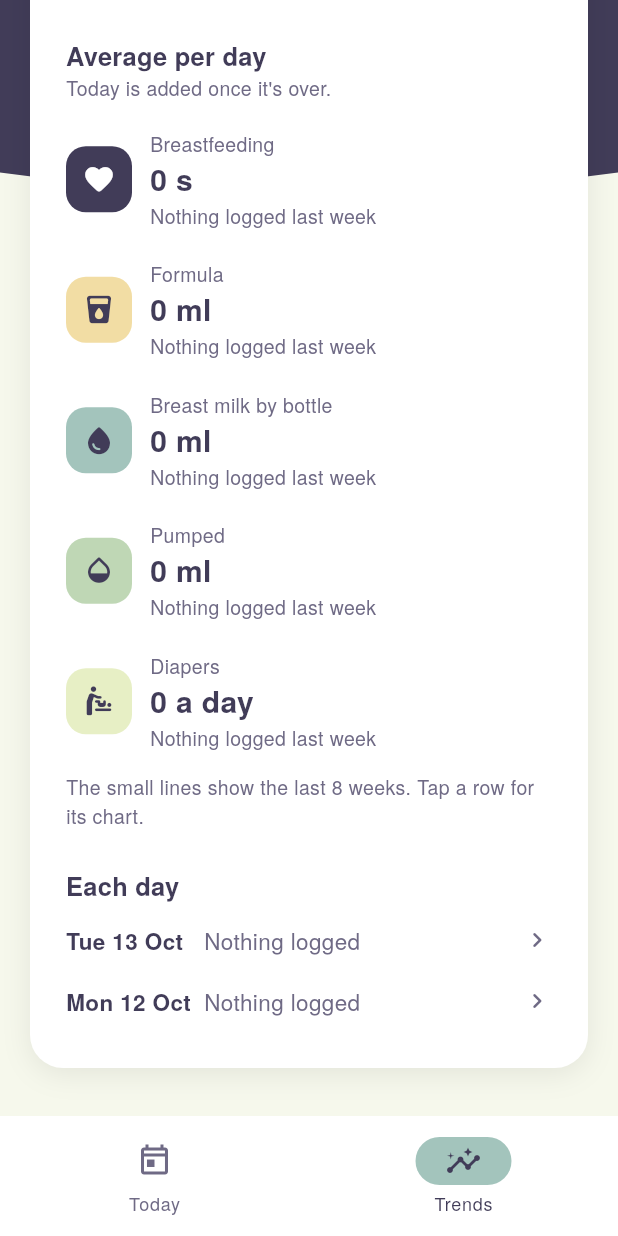
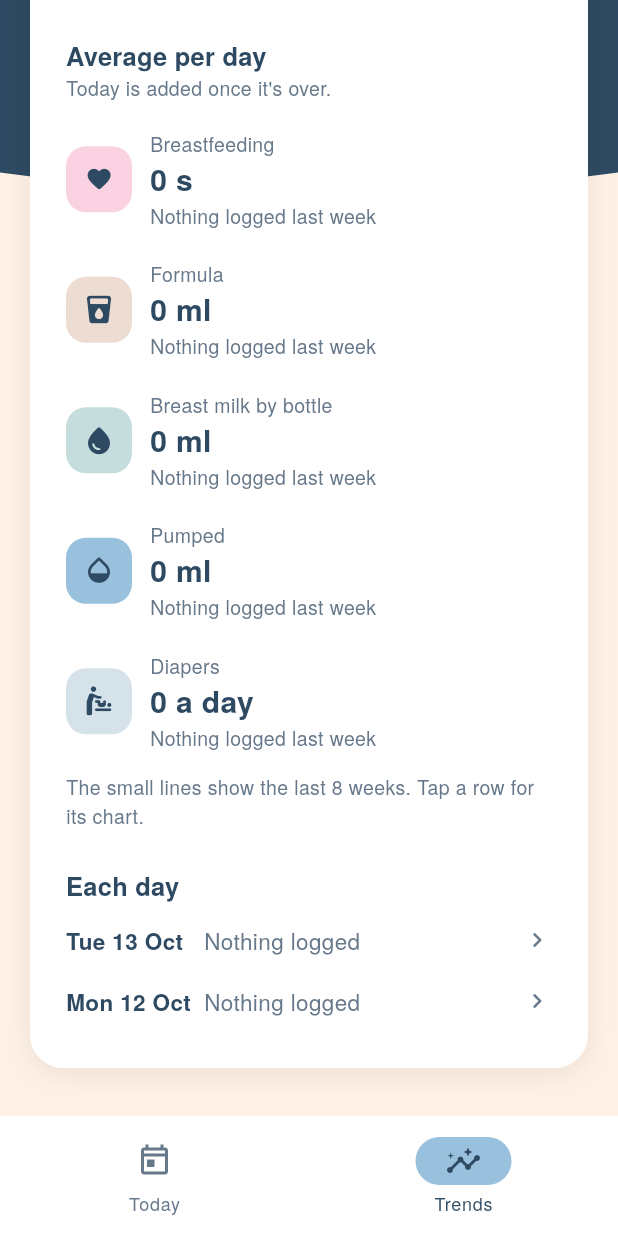
Before and after one commit to nishamehta-ux/Baby-Feed-Tracker, a Flutter app: the screen it shows after launch, item 2 of the bottom bar chosen, scrolled down 275 dp, on a phone screen of 412 x 824 dp. Run offline on Flutter 3.47's test engine with Material 3 defaults, Android fonts, the phone set to English and light mode, and no system bars; our stand-ins replace shared_preferences.

Commit message:
Switch to the Soft Pastel Shades palette; balance the heart icon
- New palette (EDDCD2 FFF1E6 FDE2E4 FAD2E1 C5DEDD DBE7E4 F0EFEB D6E2E9 BCD4E6
  99C1DE) with a derived navy, 2E4A62, for text, the header and primary
  actions. Entry kinds: breastfeeding rose, formula taupe, breast milk lagoon,
  pumping blue, diapers mist, routines blush. Selected states use blue.
- Logo, launcher icons and adaptive icon background recoloured to match.
- The solid heart fills its box more than the other glyphs, so EntryIcon
  draws it at 84% to match them optically.

Co-Authored-By: Claude Opus 5.5 <noreply@anthropic.com>
Claude-Session: https://claude.ai/code/session_019gxCbU7q3yKq7C9h7xrrHz

```diff
--- a/lib/screens/entry_sheet.dart
+++ b/lib/screens/entry_sheet.dart
@@ -603,7 +603,7 @@ class _EntrySheetState extends State<EntrySheet> {
               if (_error != null)
                 Container(
                   width: double.infinity,
-                  color: AppColors.sand,
+                  color: AppColors.tag,
                   padding: const EdgeInsets.symmetric(horizontal: 20, vertical: 12),
                   child: Row(
                     children: [
@@ -841,7 +841,7 @@ class _EntrySheetState extends State<EntrySheet> {
           _ChoiceCircle(
             label: 'Wet',
             selected: _wet,
-            color: AppColors.cream,
+            color: AppColors.selected,
             onTap: () => setState(() {
               _error = null;
               _wet = !_wet;
@@ -851,7 +851,7 @@ class _EntrySheetState extends State<EntrySheet> {
           _ChoiceCircle(
             label: 'Dirty',
             selected: _dirty,
-            color: AppColors.cream,
+            color: AppColors.selected,
             onTap: () => setState(() {
               _error = null;
               _dirty = !_dirty;
@@ -861,7 +861,7 @@ class _EntrySheetState extends State<EntrySheet> {
           _ChoiceCircle(
             label: 'Dry',
             selected: _dry,
-            color: AppColors.cream,
+            color: AppColors.selected,
             onTap: () => setState(() {
               _error = null;
               _dry = !_dry;
@@ -1201,7 +1201,7 @@ class _TimerBlock extends StatelessWidget {
               : Container(
                   padding: const EdgeInsets.symmetric(horizontal: 10, vertical: 4),
                   decoration:
-                      BoxDecoration(color: AppColors.cream, borderRadius: BorderRadius.circular(6)),
+                      BoxDecoration(color: AppColors.tag, borderRadius: BorderRadius.circular(6)),
                   child: Text(
                     tag!,
                     style: const TextStyle(
--- a/lib/screens/main_shell.dart
+++ b/lib/screens/main_shell.dart
@@ -48,7 +48,7 @@ class _MainShellState extends State<MainShell> {
       floatingActionButton: _tab == 0
           ? FloatingActionButton.extended(
               onPressed: () => showAddMenu(context, widget.store),
-              backgroundColor: AppColors.indigo,
+              backgroundColor: AppColors.primary,
               foregroundColor: Colors.white,
               icon: const Icon(Icons.add_rounded),
               label: const Text('Add an entry'),
--- a/lib/theme.dart
+++ b/lib/theme.dart
@@ -2,55 +2,60 @@ import 'package:flutter/material.dart';
 
 import 'models/entry.dart';
 
-/// App palette: 413C58 · A3C4BC · BFD7B5 · E7EFC5 · F2DDA4.
+/// App palette, "Soft Pastel Shades": EDDCD2 · FFF1E6 · FDE2E4 · FAD2E1 ·
+/// C5DEDD · DBE7E4 · F0EFEB · D6E2E9 · BCD4E6 · 99C1DE. All of them are light,
+/// so [navy], a deep step of the lagoon blue, carries text, the header and
+/// primary actions.
 class AppColors {
-  static const indigo = Color(0xFF413C58);
-  static const sage = Color(0xFFA3C4BC);
-  static const mint = Color(0xFFBFD7B5);
-  static const cream = Color(0xFFE7EFC5);
-  static const sand = Color(0xFFF2DDA4);
+  static const taupe = Color(0xFFEDDCD2);
+  static const cream = Color(0xFFFFF1E6);
+  static const blush = Color(0xFFFDE2E4);
+  static const rose = Color(0xFFFAD2E1);
+  static const lagoon = Color(0xFFC5DEDD);
+  static const mint = Color(0xFFDBE7E4);
+  static const linen = Color(0xFFF0EFEB);
+  static const mist = Color(0xFFD6E2E9);
+  static const sky = Color(0xFFBCD4E6);
+  static const blue = Color(0xFF99C1DE);
+  static const navy = Color(0xFF2E4A62);
 
-  /// A light tint of indigo, for routines.
-  static const lavender = Color(0xFFD8D4EA);
-
-  static const primary = indigo;
-  static const ink = indigo;
-  static const muted = Color(0xFF6F6A85);
-  static const background = Color(0xFFF6F8EC);
-  static const field = Color(0xFFF1F3E6);
-  static const soft = cream;
-  static const softBorder = mint;
-  static const banner = cream;
-  static const divider = Color(0xFFE4E6D8);
+  static const primary = navy;
+  static const ink = navy;
+  static const muted = Color(0xFF66788A);
+  static const background = cream;
+  static const field = linen;
+  static const softBorder = sky;
+  static const tag = blush;
+  static const divider = Color(0xFFE8E4DF);
   static const danger = Color(0xFFA33A2E);
 
   /// Selected and running states (segments, pills, a timed side). Kept apart
   /// from [primary], which is only for the main action on a screen.
-  static const selected = sage;
+  static const selected = blue;
   static const onSelected = ink;
 
   /// Fill for each kind of entry: the icon tile, count badge and drawer header.
   static Color forType(EntryType type) => switch (type) {
-        EntryType.breast => indigo,
-        EntryType.bottle => sand,
-        EntryType.breastMilk => sage,
-        EntryType.pump => mint,
-        EntryType.diaper => cream,
-        EntryType.routine => lavender,
+        EntryType.breast => rose,
+        EntryType.bottle => taupe,
+        EntryType.breastMilk => lagoon,
+        EntryType.pump => blue,
+        EntryType.diaper => mist,
+        EntryType.routine => blush,
         EntryType.other => Colors.white,
       };
 
   /// Text and icons placed on a [forType] fill.
-  static Color onType(EntryType type) => type == EntryType.breast ? Colors.white : ink;
+  static Color onType(EntryType type) => ink;
 
   /// Deeper steps of the same hues for thin lines, which the pale fills are
   /// too light for on white.
   static Color lineForType(EntryType type) => switch (type) {
-        EntryType.breast => indigo,
-        EntryType.bottle => const Color(0xFFA87A28),
-        EntryType.breastMilk => const Color(0xFF4F8A7D),
-        EntryType.pump => const Color(0xFF5E8A55),
-        EntryType.diaper => const Color(0xFF7D8A3A),
+        EntryType.breast => const Color(0xFFC25B85),
+        EntryType.bottle => const Color(0xFF9A7462),
+        EntryType.breastMilk => const Color(0xFF4E8B88),
+        EntryType.pump => const Color(0xFF3F78A6),
+        EntryType.diaper => const Color(0xFF6E8597),
         EntryType.routine || EntryType.other => muted,
       };
 }
@@ -86,18 +91,18 @@ class AppText {
 ThemeData buildTheme() {
   // Every role the Material widgets read is set from the palette, so no
   // generated colour (such as the default lilac) shows anywhere.
-  final scheme = ColorScheme.fromSeed(seedColor: AppColors.indigo).copyWith(
-    primary: AppColors.indigo,
+  final scheme = ColorScheme.fromSeed(seedColor: AppColors.navy).copyWith(
+    primary: AppColors.navy,
     onPrimary: Colors.white,
     primaryContainer: AppColors.cream,
     onPrimaryContainer: AppColors.ink,
-    secondary: AppColors.sage,
+    secondary: AppColors.blue,
     onSecondary: AppColors.ink,
-    secondaryContainer: AppColors.mint,
+    secondaryContainer: AppColors.sky,
     onSecondaryContainer: AppColors.ink,
-    tertiary: AppColors.sand,
+    tertiary: AppColors.taupe,
     onTertiary: AppColors.ink,
-    tertiaryContainer: AppColors.sand,
+    tertiaryContainer: AppColors.taupe,
     onTertiaryContainer: AppColors.ink,
     surface: Colors.white,
     onSurface: AppColors.ink,
@@ -110,9 +115,9 @@ ThemeData buildTheme() {
     surfaceTint: Colors.transparent,
     outline: AppColors.muted,
     outlineVariant: AppColors.divider,
-    inverseSurface: AppColors.indigo,
+    inverseSurface: AppColors.navy,
     onInverseSurface: Colors.white,
-    inversePrimary: AppColors.sand,
+    inversePrimary: AppColors.blue,
     error: AppColors.danger,
     onError: Colors.white,
   );
@@ -159,8 +164,8 @@ ThemeData buildTheme() {
       ),
     ),
     snackBarTheme: const SnackBarThemeData(
-      backgroundColor: AppColors.indigo,
-      actionTextColor: AppColors.sand,
+      backgroundColor: AppColors.navy,
+      actionTextColor: AppColors.rose,
     ),
     dialogTheme: const DialogThemeData(backgroundColor: Colors.white),
     bottomSheetTheme: const BottomSheetThemeData(backgroundColor: Colors.white),
--- a/lib/widgets/app_logo.dart
+++ b/lib/widgets/app_logo.dart
@@ -74,12 +74,12 @@ class _MarkPainter extends CustomPainter {
         ..moveTo(47, 23)
         ..cubicTo(40, 15, 46, 6, 54, 9)
         ..cubicTo(60, 11, 59, 19, 53, 19),
-      stroke(AppColors.sand, 5),
+      stroke(AppColors.cream, 5),
     );
 
     // Face and cheeks.
-    canvas.drawCircle(const Offset(50, 57), 35, Paint()..color = AppColors.sand);
-    final cheek = Paint()..color = AppColors.cream;
+    canvas.drawCircle(const Offset(50, 57), 35, Paint()..color = AppColors.cream);
+    final cheek = Paint()..color = AppColors.rose;
     canvas.drawCircle(const Offset(30, 66), 5, cheek);
     canvas.drawCircle(const Offset(70, 66), 5, cheek);
 
@@ -89,12 +89,12 @@ class _MarkPainter extends CustomPainter {
       ..quadraticBezierTo(39, 62, 45, 55)
       ..moveTo(55, 55)
       ..quadraticBezierTo(61, 62, 67, 55);
-    canvas.drawPath(eyes, stroke(AppColors.indigo, 4));
+    canvas.drawPath(eyes, stroke(AppColors.ink, 4));
 
     // "Oh" mouth.
     canvas.drawOval(
       Rect.fromCenter(center: const Offset(50, 71), width: 10, height: 12),
-      Paint()..color = AppColors.indigo,
+      Paint()..color = AppColors.ink,
     );
   }
 
--- a/lib/widgets/common.dart
+++ b/lib/widgets/common.dart
@@ -101,8 +101,13 @@ class EntryIcon extends StatelessWidget {
   final double size;
   final IconData? icon;
 
+  /// Solid glyphs that fill their whole box (the heart) look bigger than the
+  /// rest at the same size, so they are drawn a little smaller.
+  static double opticalScale(IconData glyph) => glyph == Icons.favorite_rounded ? 0.84 : 1;
+
   @override
   Widget build(BuildContext context) {
+    final glyph = icon ?? iconForType(type);
     return Container(
       width: size,
       height: size,
@@ -111,7 +116,7 @@ class EntryIcon extends StatelessWidget {
         borderRadius: BorderRadius.circular(size * 0.3),
         border: type == EntryType.other ? Border.all(color: AppColors.ink, width: 1.25) : null,
       ),
-      child: Icon(icon ?? iconForType(type), color: AppColors.onType(type), size: size * 0.5),
+      child: Icon(glyph, color: AppColors.onType(type), size: size * 0.5 * opticalScale(glyph)),
     );
   }
 }
--- a/lib/widgets/quick_actions.dart
+++ b/lib/widgets/quick_actions.dart
@@ -394,7 +394,7 @@ class _ControlTile extends StatelessWidget {
                           Container(
                             padding: const EdgeInsets.symmetric(horizontal: 6, vertical: 2),
                             decoration: BoxDecoration(
-                              color: AppColors.cream,
+                              color: AppColors.tag,
                               borderRadius: BorderRadius.circular(6),
                             ),
                             child: Text(
--- a/pubspec.yaml
+++ b/pubspec.yaml
@@ -23,7 +23,7 @@ flutter_launcher_icons:
   android: true
   ios: true
   image_path: assets/branding/ohbaby_app_icon.png
-  adaptive_icon_background: "#413C58"
+  adaptive_icon_background: "#2E4A62"
   adaptive_icon_foreground: assets/branding/ohbaby_mark_foreground.png
   remove_alpha_ios: true
 
```
Also changed, not shown: assets/branding/ohbaby_app_icon.png, assets/branding/ohbaby_app_icon.svg, assets/branding/ohbaby_logo.png, assets/branding/ohbaby_mark.png, assets/branding/ohbaby_mark.svg, assets/branding/ohbaby_mark_foreground.png, assets/branding/ohbaby_mark_foreground.svg, 33 other files.
